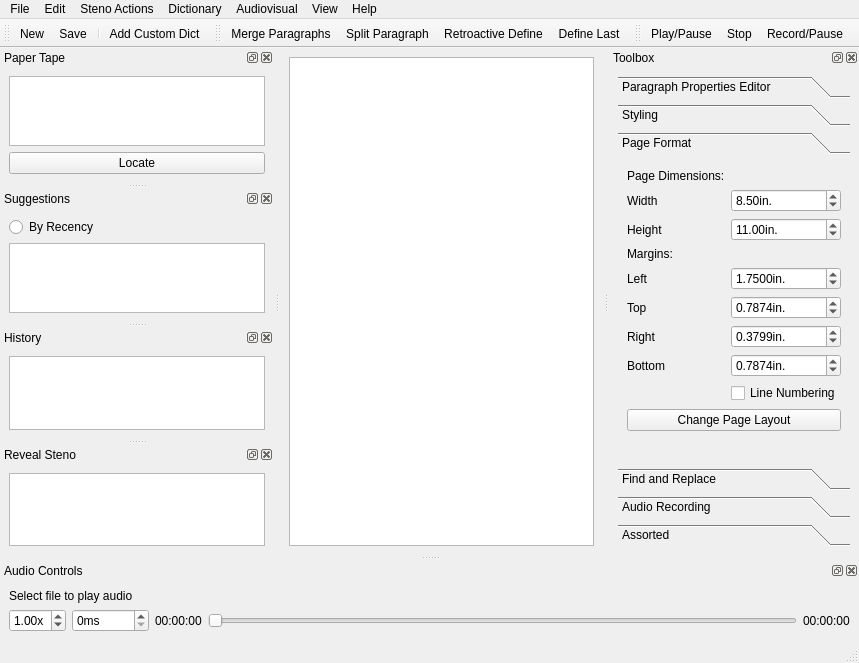
Before: the Qt Designer form plover_cat/plover_cat.ui in greenwyrt/plover2CAT, drawn with Qt 5.
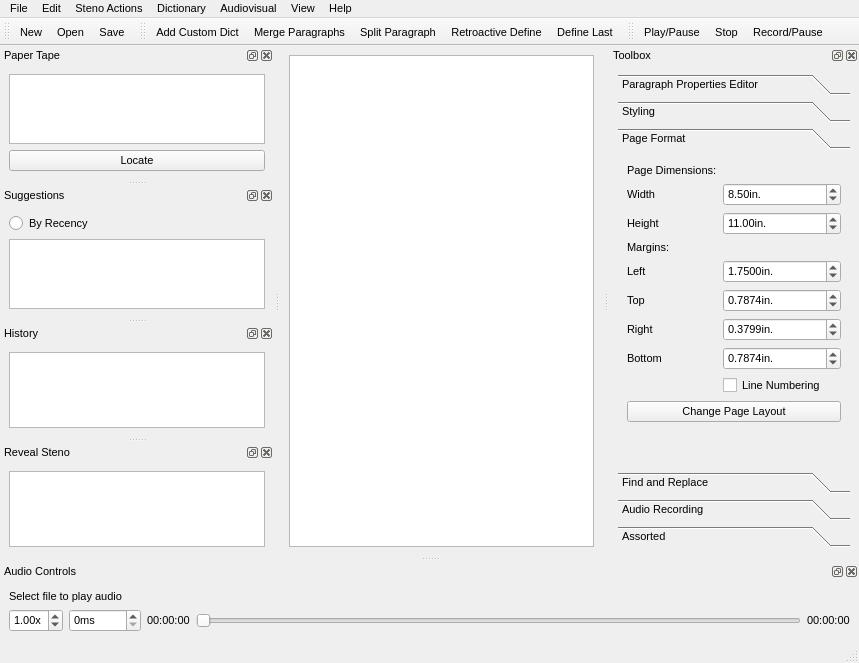
After: the same form once the commit is applied. The open tabs and pages were chosen to show the change. Icons and pictures are not drawn. Custom widgets are drawn as their Qt base class.

Commit message: updating ui with icons

Patch:
```diff
--- a/plover_cat/plover_cat.ui
+++ b/plover_cat/plover_cat.ui
@@ -22,6 +22,11 @@
     <height>0</height>
    </size>
   </property>
+  <property name="font">
+   <font>
+    <pointsize>8</pointsize>
+   </font>
+  </property>
   <property name="windowTitle">
    <string>MainWindow</string>
   </property>
@@ -42,7 +47,7 @@
         </property>
         <property name="font">
          <font>
-          <pointsize>12</pointsize>
+          <pointsize>8</pointsize>
          </font>
         </property>
         <property name="contextMenuPolicy">
@@ -75,7 +80,7 @@
      <x>0</x>
      <y>0</y>
      <width>859</width>
-     <height>21</height>
+     <height>19</height>
     </rect>
    </property>
    <property name="nativeMenuBar">
@@ -232,9 +237,8 @@
     <bool>false</bool>
    </attribute>
    <addaction name="actionNew"/>
+   <addaction name="actionOpen"/>
    <addaction name="actionSave"/>
-   <addaction name="separator"/>
-   <addaction name="actionAdd_Custom_Dict"/>
   </widget>
   <widget class="QDockWidget" name="dockPaper">
    <property name="toolTip">
@@ -263,7 +267,7 @@
        </property>
        <property name="font">
         <font>
-         <family>Consolas</family>
+         <family>Courier New</family>
          <pointsize>8</pointsize>
         </font>
        </property>
@@ -285,20 +289,24 @@
       </widget>
      </item>
      <item>
-      <widget class="QPushButton" name="strokeLocate">
-       <property name="focusPolicy">
-        <enum>Qt::NoFocus</enum>
-       </property>
-       <property name="contextMenuPolicy">
-        <enum>Qt::NoContextMenu</enum>
-       </property>
-       <property name="toolTip">
-        <string>Select stroke and locate in editor text</string>
-       </property>
-       <property name="text">
-        <string>Locate</string>
-       </property>
-      </widget>
+      <layout class="QHBoxLayout" name="horizontalLayout_9">
+       <item>
+        <widget class="QPushButton" name="strokeLocate">
+         <property name="focusPolicy">
+          <enum>Qt::NoFocus</enum>
+         </property>
+         <property name="contextMenuPolicy">
+          <enum>Qt::NoContextMenu</enum>
+         </property>
+         <property name="toolTip">
+          <string>Select stroke and locate in editor text</string>
+         </property>
+         <property name="text">
+          <string>Locate</string>
+         </property>
+        </widget>
+       </item>
+      </layout>
      </item>
     </layout>
    </widget>
@@ -339,6 +347,7 @@
        <property name="font">
         <font>
          <family>Consolas</family>
+         <pointsize>8</pointsize>
         </font>
        </property>
        <property name="focusPolicy">
@@ -784,7 +793,7 @@
           <x>0</x>
           <y>0</y>
           <width>206</width>
-          <height>310</height>
+          <height>303</height>
          </rect>
         </property>
         <property name="toolTip">
@@ -1341,6 +1350,7 @@
    <attribute name="toolBarBreak">
     <bool>false</bool>
    </attribute>
+   <addaction name="actionAdd_Custom_Dict"/>
    <addaction name="actionMerge_Paragraphs"/>
    <addaction name="actionSplit_Paragraph"/>
    <addaction name="actionRetroactive_Define"/>
@@ -1361,6 +1371,11 @@
    <addaction name="actionRecord_Pause"/>
   </widget>
   <widget class="QDockWidget" name="dockHistoryStack">
+   <property name="font">
+    <font>
+     <pointsize>8</pointsize>
+    </font>
+   </property>
    <property name="windowTitle">
     <string>History</string>
    </property>
```
Left out of the diff: 120 changed lines with no effect on the pictures. The commit also changes 2 other files.
